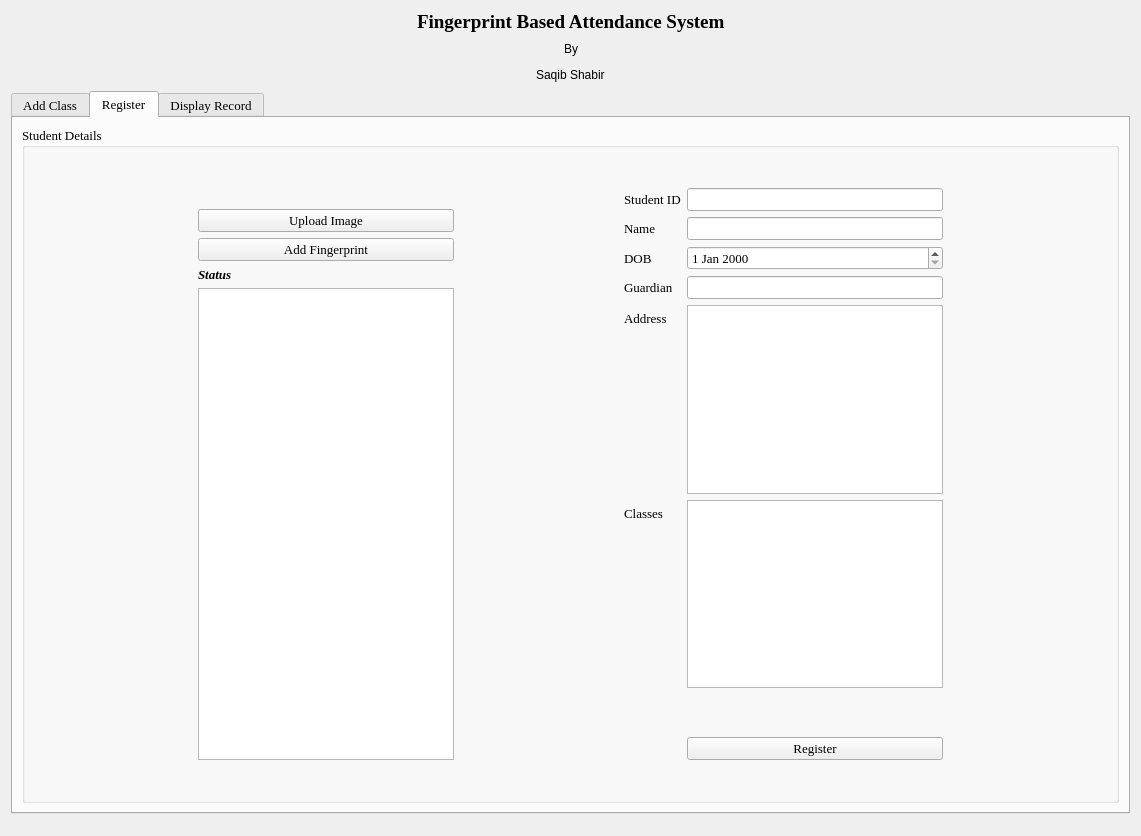
sirhanningfield/fas, file designs/FAS.ui: the form before one commit.
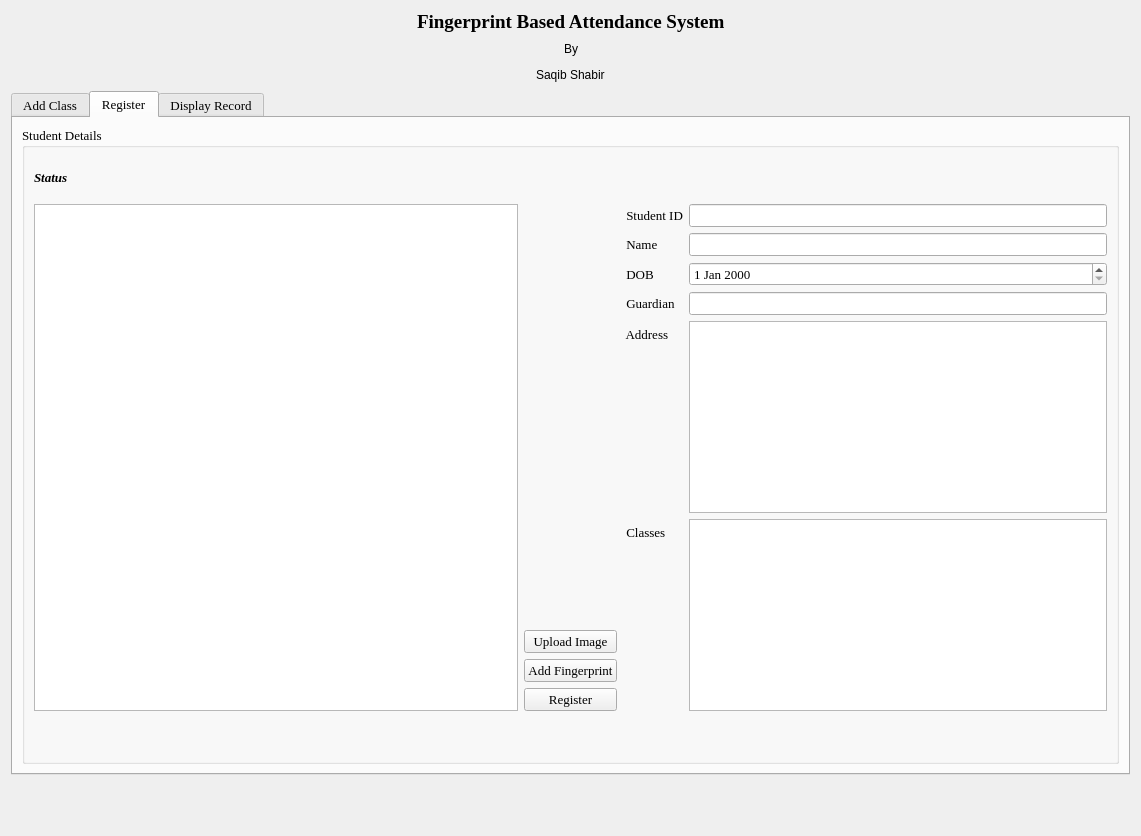
The form after the commit. The open tabs and pages were chosen to show the change. Icons and pictures are not drawn.

The edit to the form file:
```diff
--- a/designs/FAS.ui
+++ b/designs/FAS.ui
@@ -299,7 +299,34 @@
            <layout class="QGridLayout" name="gridLayout_3">
             <item row="0" column="0">
              <layout class="QGridLayout" name="gridLayout_4">
-              <item row="1" column="3">
+              <item row="0" column="1">
+               <widget class="QLabel" name="label_6">
+                <property name="font">
+                 <font>
+                  <weight>75</weight>
+                  <italic>true</italic>
+                  <bold>true</bold>
+                 </font>
+                </property>
+                <property name="text">
+                 <string>Status </string>
+                </property>
+               </widget>
+              </item>
+              <item row="6" column="2">
+               <spacer name="verticalSpacer">
+                <property name="orientation">
+                 <enum>Qt::Vertical</enum>
+                </property>
+                <property name="sizeHint" stdset="0">
+                 <size>
+                  <width>20</width>
+                  <height>40</height>
+                 </size>
+                </property>
+               </spacer>
+              </item>
+              <item row="2" column="2">
                <layout class="QVBoxLayout" name="verticalLayout_3">
                 <item>
                  <widget class="QLabel" name="register_student_pic">
@@ -311,6 +338,19 @@
                   </property>
                  </widget>
                 </item>
+                <item>
+                 <spacer name="verticalSpacer_2">
+                  <property name="orientation">
+                   <enum>Qt::Vertical</enum>
+                  </property>
+                  <property name="sizeHint" stdset="0">
+                   <size>
+                    <width>20</width>
+                    <height>40</height>
+                   </size>
+                  </property>
+                 </spacer>
+                </item>
                 <item>
                  <widget class="QPushButton" name="reg_std_upload_btn">
                   <property name="text">
@@ -326,38 +366,31 @@
                  </widget>
                 </item>
                 <item>
-                 <widget class="QLabel" name="label_6">
-                  <property name="font">
-                   <font>
-                    <weight>75</weight>
-                    <italic>true</italic>
-                    <bold>true</bold>
-                   </font>
-                  </property>
+                 <widget class="QPushButton" name="reg_std_btn">
                   <property name="text">
-                   <string>Status </string>
+                   <string>Register</string>
                   </property>
                  </widget>
                 </item>
-                <item>
-                 <widget class="QTextEdit" name="textEdit"/>
-                </item>
                </layout>
               </item>
-              <item row="4" column="3">
-               <spacer name="verticalSpacer">
+              <item row="6" column="3">
+               <spacer name="horizontalSpacer_7">
                 <property name="orientation">
-                 <enum>Qt::Vertical</enum>
+                 <enum>Qt::Horizontal</enum>
                 </property>
                 <property name="sizeHint" stdset="0">
                  <size>
-                  <width>20</width>
-                  <height>40</height>
+                  <width>40</width>
+                  <height>20</height>
                  </size>
                 </property>
                </spacer>
               </item>
-              <item row="0" column="1">
+              <item row="2" column="1">
+               <widget class="QTextEdit" name="std_reg_text"/>
+              </item>
+              <item row="0" column="2">
                <spacer name="verticalSpacer_5">
                 <property name="orientation">
                  <enum>Qt::Vertical</enum>
@@ -370,7 +403,7 @@
                 </property>
                </spacer>
               </item>
-              <item row="1" column="5">
+              <item row="2" column="3">
                <layout class="QFormLayout" name="formLayout_6">
                 <property name="fieldGrowthPolicy">
                  <enum>QFormLayout::AllNonFixedFieldsGrow</enum>
@@ -378,7 +411,7 @@
                 <item row="1" column="0">
                  <widget class="QLabel" name="label_2">
                   <property name="text">
-                   <string>Student ID</string>
+                   <string> Student ID</string>
                   </property>
                  </widget>
                 </item>
@@ -388,7 +421,7 @@
                 <item row="2" column="0">
                  <widget class="QLabel" name="label_3">
                   <property name="text">
-                   <string>Name</string>
+                   <string> Name</string>
                   </property>
                  </widget>
                 </item>
@@ -398,7 +431,7 @@
                 <item row="3" column="0">
                  <widget class="QLabel" name="label_14">
                   <property name="text">
-                   <string>DOB</string>
+                   <string> DOB</string>
                   </property>
                  </widget>
                 </item>
@@ -408,7 +441,7 @@
                 <item row="4" column="0">
                  <widget class="QLabel" name="label_4">
                   <property name="text">
-                   <string>Guardian </string>
+                   <string> Guardian </string>
                   </property>
                  </widget>
                 </item>
@@ -418,7 +451,7 @@
                 <item row="5" column="0">
                  <widget class="QLabel" name="label_5">
                   <property name="text">
-                   <string>Address</string>
+                   <string> Address</string>
                   </property>
                  </widget>
                 </item>
@@ -428,7 +461,7 @@
                 <item row="6" column="0">
                  <widget class="QLabel" name="label_11">
                   <property name="text">
-                   <string>Classes</string>
+                   <string> Classes</string>
                   </property>
                  </widget>
                 </item>
@@ -439,67 +472,8 @@
                   </property>
                  </widget>
                 </item>
-                <item row="7" column="1">
-                 <spacer name="verticalSpacer_2">
-                  <property name="orientation">
-                   <enum>Qt::Vertical</enum>
-                  </property>
-                  <property name="sizeHint" stdset="0">
-                   <size>
-                    <width>20</width>
-                    <height>40</height>
-                   </size>
-                  </property>
-                 </spacer>
-                </item>
-                <item row="8" column="1">
-                 <widget class="QPushButton" name="reg_std_btn">
-                  <property name="text">
-                   <string>Register</string>
-                  </property>
-                 </widget>
-                </item>
                </layout>
               </item>
-              <item row="1" column="4">
-               <spacer name="horizontalSpacer_3">
-                <property name="orientation">
-                 <enum>Qt::Horizontal</enum>
-                </property>
-                <property name="sizeHint" stdset="0">
-                 <size>
-                  <width>40</width>
-                  <height>20</height>
-                 </size>
-                </property>
-               </spacer>
-              </item>
-              <item row="4" column="6">
-               <spacer name="horizontalSpacer_7">
-                <property name="orientation">
-                 <enum>Qt::Horizontal</enum>
-                </property>
-                <property name="sizeHint" stdset="0">
-                 <size>
-                  <width>40</width>
-                  <height>20</height>
-                 </size>
-                </property>
-               </spacer>
-              </item>
-              <item row="4" column="1">
-               <spacer name="horizontalSpacer_4">
-                <property name="orientation">
-                 <enum>Qt::Horizontal</enum>
-                </property>
-                <property name="sizeHint" stdset="0">
-                 <size>
-                  <width>40</width>
-                  <height>20</height>
-                 </size>
-                </property>
-               </spacer>
-              </item>
              </layout>
             </item>
            </layout>
```
Left out of the diff: 2 changed lines with no effect on the pictures.
